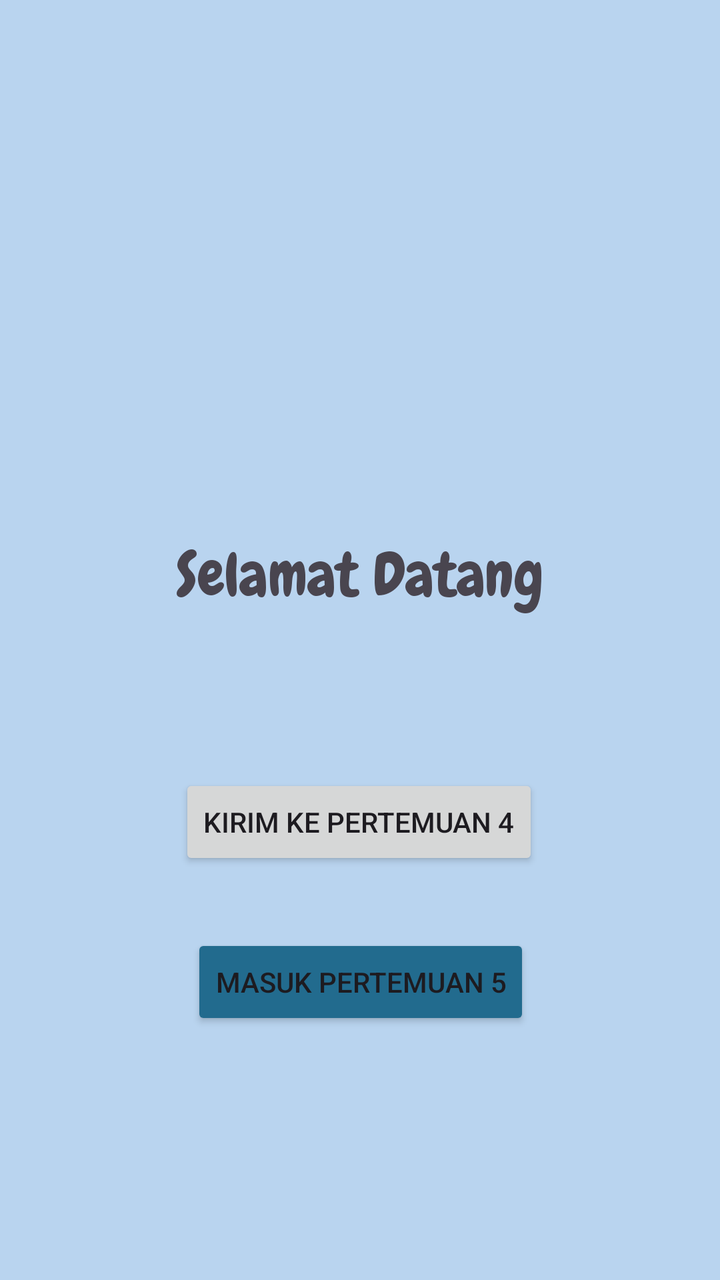
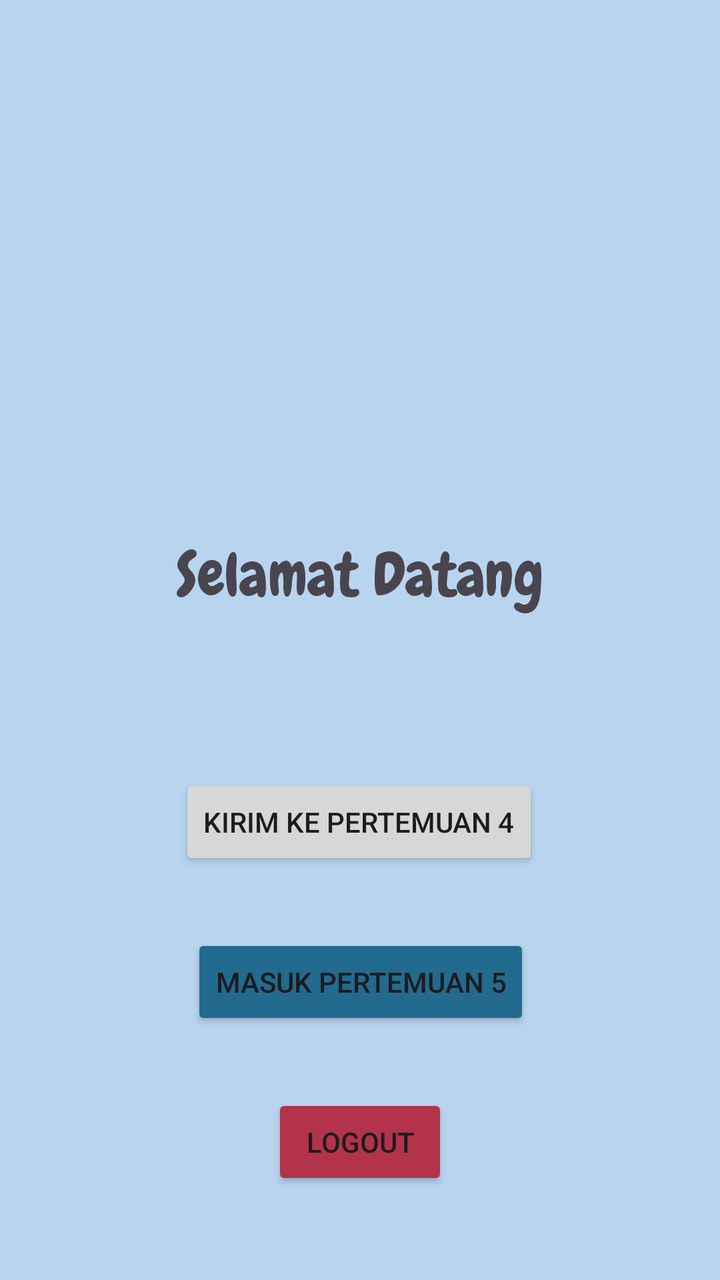

Compare the two renders of this Android layout. The source of the first and the diff that turns it into the second are given below.
<!-- AndroidManifest.xml: application theme Theme.Tasya_3tif -->
<!-- res/layout/activity_main.xml -->
<?xml version="1.0" encoding="utf-8"?>
<androidx.constraintlayout.widget.ConstraintLayout xmlns:android="http://schemas.android.com/apk/res/android"
    xmlns:app="http://schemas.android.com/apk/res-auto"
    xmlns:tools="http://schemas.android.com/tools"
    android:id="@+id/main"
    android:layout_width="match_parent"
    android:layout_height="match_parent"
    android:background="#B9D4EF"
    tools:context=".MainActivity">

    <TextView
        android:id="@+id/inputan"
        android:layout_width="wrap_content"
        android:layout_height="wrap_content"
        android:layout_marginTop="268dp"
        android:text="Selamat Datang"
        android:fontFamily="@font/chewy"
        android:textSize="30sp"
        app:layout_constraintEnd_toEndOf="parent"
        app:layout_constraintStart_toStartOf="parent"
        app:layout_constraintTop_toTopOf="parent" />

    <Button
        android:id="@+id/btnToFourth"
        android:layout_width="wrap_content"
        android:layout_height="wrap_content"
        android:layout_marginTop="80dp"
        android:text="kirim ke pertemuan 4"
        app:layout_constraintEnd_toEndOf="parent"
        app:layout_constraintHorizontal_bias="0.498"
        app:layout_constraintStart_toStartOf="parent"
        app:layout_constraintTop_toBottomOf="@+id/inputan" />

    <Button
        android:id="@+id/btnToFifth"
        android:layout_width="wrap_content"
        android:layout_height="wrap_content"
        android:layout_marginTop="32dp"
        android:text="Masuk pertemuan 5"
        android:backgroundTint="#226B8E"
        app:layout_constraintEnd_toEndOf="parent"
        app:layout_constraintHorizontal_bias="0.501"
        app:layout_constraintStart_toStartOf="parent"
        app:layout_constraintTop_toBottomOf="@+id/btnToFourth" />

</androidx.constraintlayout.widget.ConstraintLayout>
<!-- resources referenced by this layout -->
<resources>
  <style name="Theme.Tasya_3tif" parent="Base.Theme.Tasya_3tif" />
  <style name="Base.Theme.Tasya_3tif" parent="Theme.Material3.DayNight.NoActionBar">
          
          
      </style>
</resources>

<!-- the commit's change to res/layout/activity_main.xml (unified diff, before → after) -->
@@ -15,6 +15,7 @@
         android:layout_marginTop="268dp"
         android:text="Selamat Datang"
         android:fontFamily="@font/chewy"
+        android:backgroundTint="@color/black"
         android:textSize="30sp"
         app:layout_constraintEnd_toEndOf="parent"
         app:layout_constraintStart_toStartOf="parent"
@@ -43,4 +44,15 @@
         app:layout_constraintStart_toStartOf="parent"
         app:layout_constraintTop_toBottomOf="@+id/btnToFourth" />
 
+    <Button
+        android:id="@+id/btnLogout"
+        android:layout_width="wrap_content"
+        android:layout_height="wrap_content"
+        android:layout_marginTop="32dp"
+        android:text="Logout"
+        android:backgroundTint="#B3334A"
+        app:layout_constraintEnd_toEndOf="parent"
+        app:layout_constraintStart_toStartOf="parent"
+        app:layout_constraintTop_toBottomOf="@+id/btnToFifth" />
+
 </androidx.constraintlayout.widget.ConstraintLayout>
<!-- resource entries referenced after the edit -->
@@ -1,5 +1,6 @@
 <!-- resources referenced by this layout -->
 <resources>
+  <color name="black">#FF000000</color>
   <style name="Theme.Tasya_3tif" parent="Base.Theme.Tasya_3tif" />
   <style name="Base.Theme.Tasya_3tif" parent="Theme.Material3.DayNight.NoActionBar">
           
